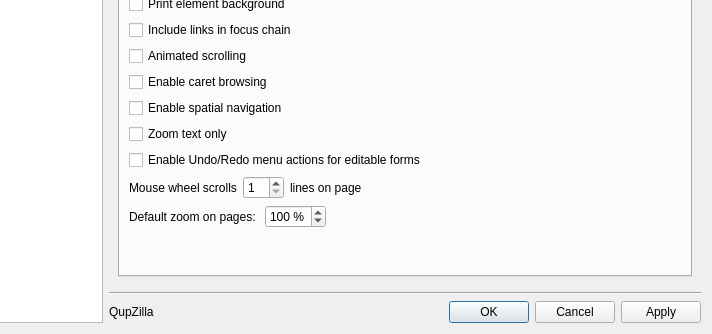
Above: src/lib/preferences/preferences.ui from QupZilla/qupzilla before the change; both pictures show x 128 to 840 and y 220 to 554 of the 840 by 554 pixel window. Below: the same form after it.
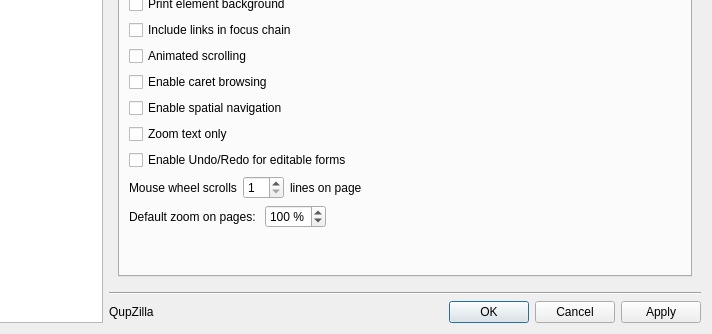
That is the form after the change. The open tabs and pages were chosen to show the change. Custom widgets are drawn as their Qt base class.

Commit message: [WebView] Option to add Undo/Redo menu actions to forms v2

```diff
--- a/src/lib/preferences/preferences.ui
+++ b/src/lib/preferences/preferences.ui
@@ -1103,7 +1103,7 @@
                  <item>
                   <widget class="QCheckBox" name="formsUndoRedo">
                    <property name="text">
-                    <string>Enable Undo/Redo menu actions for editable forms</string>
+                    <string>Enable Undo/Redo for editable forms</string>
                    </property>
                   </widget>
                  </item>
```
Left out of the diff: 3 changed lines with no effect on the pictures. The commit also changes 6 other files.
